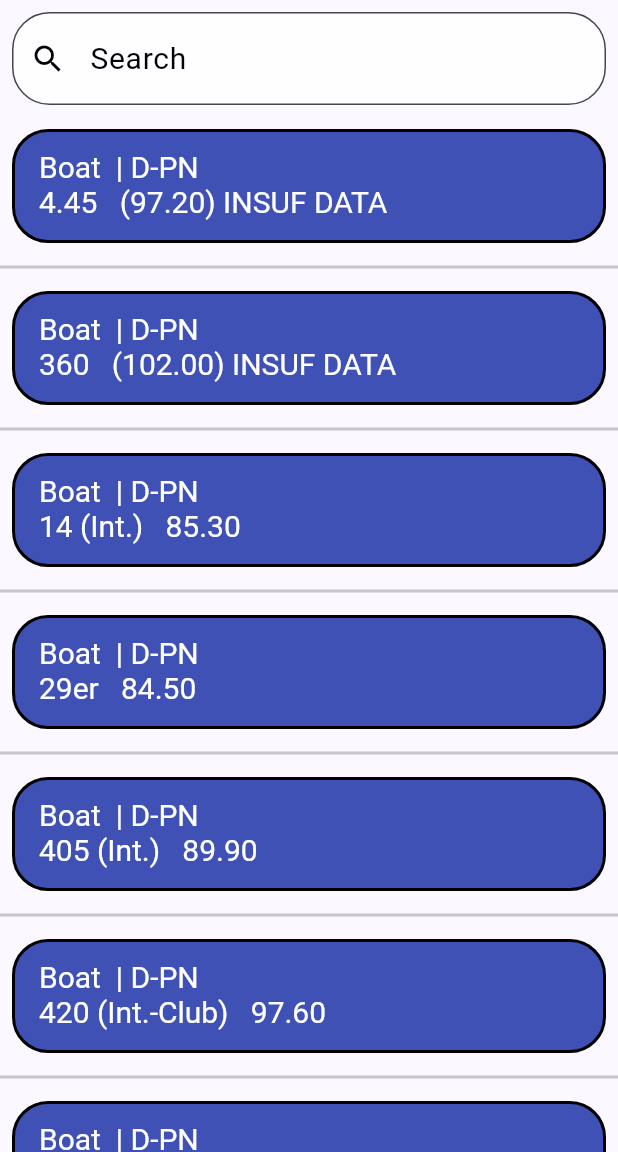
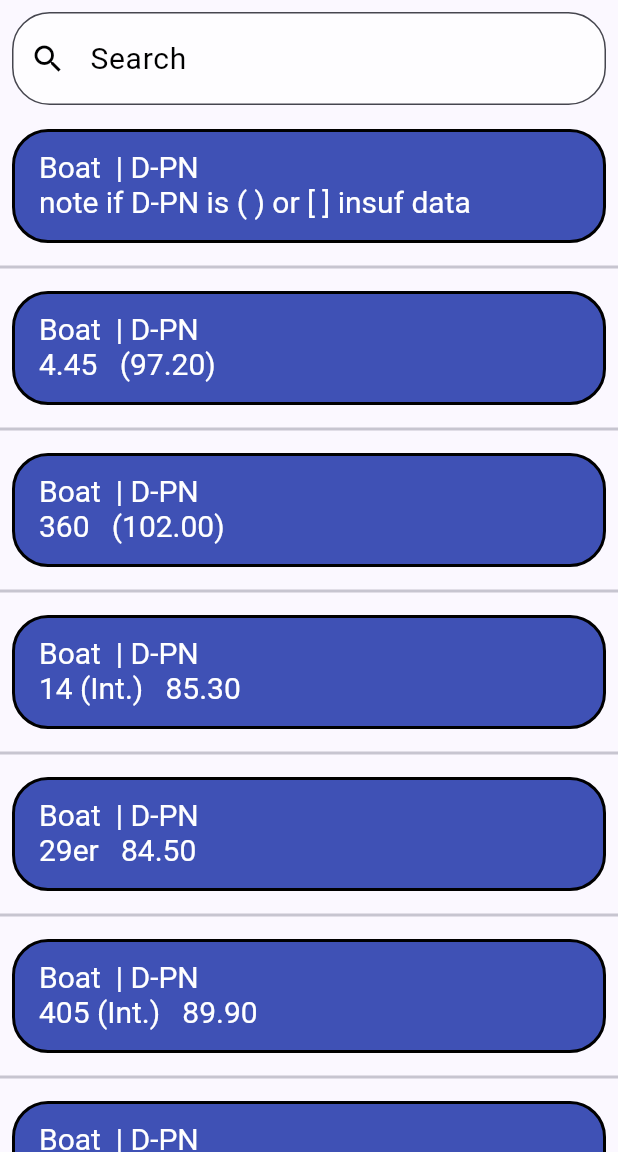
Before and after one commit to AllyTechEngineering/portsmouth, a Flutter app: the screen it shows after launch, after a tap on "Portsmouth Centerboard Class", on a phone screen of 412 x 824 dp, the part 84-1236 px from its top. Run offline on Flutter 3.47's test engine with Material 2 defaults, Android fonts, the phone set to English and light mode, and no system bars; our stand-ins replace go_router, google_fonts.

Commit message:
Updated README.md and added more data

```diff
--- /dev/null
+++ b/lib/common/theme.dart
@@ -0,0 +1,84 @@
+import 'package:flutter/material.dart';
+import 'package:google_fonts/google_fonts.dart';
+
+final appTheme = ThemeData(
+  useMaterial3: true,
+
+// Define the default brightness and colors.
+  colorScheme: ColorScheme.fromSeed(
+    seedColor: Colors.indigo,
+    brightness: Brightness.light,
+  ),
+
+// Define the default `TextTheme`. Use this to specify the default
+// text styling for headlines, titles, bodies of text, and more.
+
+  appBarTheme: const AppBarTheme(
+    elevation: 4,
+    centerTitle: true,
+    backgroundColor: Colors.indigo,
+    foregroundColor: Colors.white,
+    // color: Colors.indigo,
+  ),
+// Define the default brightness and colors.
+
+// Define the default `TextTheme`. Use this to specify the default
+// text styling for headlines, titles, bodies of text, and more.
+  textTheme: TextTheme(
+    bodyLarge: GoogleFonts.roboto(
+      fontStyle: FontStyle.normal,
+      fontWeight: FontWeight.normal,
+      fontSize: 20,
+      color: Colors.white,
+    ),
+    bodyMedium: GoogleFonts.roboto(
+      fontStyle: FontStyle.normal,
+      fontWeight: FontWeight.normal,
+      fontSize: 16,
+      color: Colors.white,
+    ),
+    bodySmall: GoogleFonts.roboto(
+      fontStyle: FontStyle.normal,
+      fontWeight: FontWeight.normal,
+      fontSize: 10,
+      color: Colors.white,
+    ),
+    displayLarge: GoogleFonts.openSans(
+      fontStyle: FontStyle.normal,
+      fontWeight: FontWeight.normal,
+      fontSize: 20,
+      color: Colors.white,
+    ),
+    displayMedium: GoogleFonts.openSans(
+      fontStyle: FontStyle.normal,
+      fontWeight: FontWeight.normal,
+      fontSize: 16,
+      color: Colors.white,
+    ),
+    displaySmall: GoogleFonts.openSans(
+      fontStyle: FontStyle.normal,
+      fontWeight: FontWeight.normal,
+      fontSize: 12,
+      color: Colors.white,
+    ),
+  ),
+  listTileTheme: ListTileThemeData(
+    textColor: Colors.white,
+    titleTextStyle: GoogleFonts.roboto(
+      fontStyle: FontStyle.normal,
+      fontWeight: FontWeight.normal,
+      fontSize: 20,
+      color: Colors.white,
+    ),
+    subtitleTextStyle: GoogleFonts.roboto(
+        fontStyle: FontStyle.normal,
+        fontWeight: FontWeight.normal,
+        fontSize: 20,
+        color: Colors.white),
+    tileColor: Colors.indigo,
+    shape: RoundedRectangleBorder(
+      side: BorderSide(width: 2),
+      borderRadius: BorderRadius.circular(24),
+    ),
+  ),
+);
--- a/lib/main.dart
+++ b/lib/main.dart
@@ -2,7 +2,7 @@ import 'package:flutter/material.dart';
 import 'package:go_router/go_router.dart';
 import 'package:google_fonts/google_fonts.dart';
 import 'package:portsmouth/models/centerboard_class.dart';
-import 'package:portsmouth/utilities/theme.dart';
+import 'package:portsmouth/common/theme.dart';
 import 'package:portsmouth/views/centerboard_screen.dart';
 import 'package:portsmouth/views/definition_screen.dart';
 import 'package:portsmouth/views/home_screen.dart';
@@ -75,81 +75,7 @@ class MyPortsmouthApp extends StatelessWidget {
       debugShowCheckedModeBanner: false,
       routerConfig: _router,
       title: 'Portsmouth',
-      theme: ThemeData(
-        useMaterial3: true,
-        appBarTheme: const AppBarTheme(
-          elevation: 4,
-          centerTitle: true,
-          backgroundColor: Colors.indigo,
-          foregroundColor: Colors.white,
-          // color: Colors.indigo,
-        ),
-// Define the default brightness and colors.
-        colorScheme: ColorScheme.fromSeed(
-          seedColor: Colors.indigo,
-          brightness: Brightness.light,
-        ),
-
-// Define the default `TextTheme`. Use this to specify the default
-// text styling for headlines, titles, bodies of text, and more.
-        textTheme: TextTheme(
-          bodyLarge: GoogleFonts.roboto(
-            fontStyle: FontStyle.normal,
-            fontWeight: FontWeight.normal,
-            fontSize: 20,
-            color: Colors.white,
-          ),
-          bodyMedium: GoogleFonts.roboto(
-            fontStyle: FontStyle.normal,
-            fontWeight: FontWeight.normal,
-            fontSize: 16,
-            color: Colors.white,
-          ),
-          bodySmall: GoogleFonts.roboto(
-            fontStyle: FontStyle.normal,
-            fontWeight: FontWeight.normal,
-            fontSize: 10,
-            color: Colors.white,
-          ),
-          displayLarge: GoogleFonts.openSans(
-            fontStyle: FontStyle.normal,
-            fontWeight: FontWeight.normal,
-            fontSize: 20,
-            color: Colors.white,
-          ),
-          displayMedium: GoogleFonts.openSans(
-            fontStyle: FontStyle.normal,
-            fontWeight: FontWeight.normal,
-            fontSize: 16,
-            color: Colors.white,
-          ),
-          displaySmall: GoogleFonts.openSans(
-            fontStyle: FontStyle.normal,
-            fontWeight: FontWeight.normal,
-            fontSize: 12,
-            color: Colors.white,
-          ),
-        ),
-        listTileTheme: ListTileThemeData(
-          textColor: Colors.white,
-          titleTextStyle: GoogleFonts.roboto(
-            fontStyle: FontStyle.normal,
-            fontWeight: FontWeight.normal,
-            fontSize: 20,
-            color: Colors.white,
-          ),
-          subtitleTextStyle: GoogleFonts.roboto(
-              fontStyle: FontStyle.normal,
-              fontWeight: FontWeight.normal,
-              fontSize: 20,
-              color: Colors.white),
-          tileColor: Colors.indigo,
-          shape: RoundedRectangleBorder(
-            side: BorderSide(width: 2),
-            borderRadius: BorderRadius.circular(24),
-          ),
-        ),
-      ),
+      theme: appTheme,
       // home: const HomeScreen(),
     );
   }
--- a/lib/models/centerboard_class.dart
+++ b/lib/models/centerboard_class.dart
@@ -3,8 +3,9 @@ import 'package:flutter/material.dart';
 class CenterboardClass {
   String columnHeadings = 'Boat \t|\tD-PN';
   List<String> portsmouth = [
-    '4.45 \t\t(97.20) INSUF DATA',
-    '360 \t\t(102.00) INSUF DATA',
+    'note if D-PN is ( ) or [ ] insuf data',
+    '4.45 \t\t(97.20) ',
+    '360 \t\t(102.00) ',
     '14 (Int.) \t\t85.30',
     '29er \t\t84.50',
     '405 (Int.) \t\t89.90',
@@ -12,25 +13,59 @@ class CenterboardClass {
     '470 (Int.) \t\t86.30',
     '49er (Int.) \t\t68.20',
     '505 (Int.) \t\t79.80',
-    '747 Cat Rig (SA=75) \t\t(97.60) INSUF DATA',
+    '747 Cat Rig (SA=75) \t\t(97.60) ',
     '747 Sloop (SA=116) \t\t96.90',
     'A Scow \t\t61.30',
     'Akroyd \t\t99.30',
     'Albacore (15\') \t\t90.30',
     'Alpha \t\t110.40',
     'Alpha One \t\t89.50',
-    'Alpha Pro \t\t(97.30) INSUF DATA',
+    'Alpha Pro \t\t(97.30) ',
     'American 14.6 \t\t96.10',
     'American 16 \t\t103.60',
-    'American 17 \t\t[105.5] INSUF DATA',
-    'American 18 \t\t[102.0] INSUF DATA',
-    'Apache \t\t(113.80) INSUF DATA',
+    'American 17 \t\t[105.5] ',
+    'American 18 \t\t[102.0] ',
+    'Apache \t\t(113.80) ',
     'Apollo C/B (15\'9") \t\t92.40',
     ' Aqua Finn \t\t106.30',
-    'Arrow 15 \t\t(96.70) INSUF DATA',
-    'B14 \t\t(81.00) INSUF DATA',
-    'Balboa 13 \t\t[91.4] INSUF DATA',
+    'Arrow 15 \t\t(96.70) ',
+    'B14 \t\t(81.00) ',
+    'Balboa 13 \t\t[91.4] ',
     'Bandit (CAN) \t\t98.20',
-    'Bandit 15 \t\t97.90'
+    'Bandit 15 \t\t97.90',
+    'Bandit 17(97.00)',
+    'Banshee 93.70',
+    'Barnegat 17 100.30',
+    'Barnegat Bay Sneakbox 110.60',
+    'Barracuda (102.00)',
+    'Bat Mk 2 (107.00)',
+    'Bay Hustler [95.0]',
+    'BBC Scow (12\' Custom) 104.40',
+    'BBC Sloop 111.60',
+    'Beetle Cat (12\'4\", Cat Rig (120.60)',
+    'Blivit 13 [96.0]',
+    'Blue Bird [121.9]',
+    'Blue Buoy (14\') (102.50)',
+    'Blue Crab (110.80)',
+    'Blue Jay 108.60',
+    'Bombardier 3.8 [104.0]',
+    'Bombardier 4.8 94.90',
+    'Bonito 122.30',
+    'Boss w/spi 74.50',
+    'Buccaneer 18\' spi (SWN18) 86.90',
+    'Butterfly 108.30',
+    'Buzz 80.50',
+    'Byte 97.40',
+    'Byte CII (91.40)',
+    'C Scow 79.10',
+    'C-Lark 96.70',
+    'Cadet (Int.) [80.0]',
+    'Canoe (Int.) 79.10',
+    'Canoe 4 Mtr 121.00',
+    'Canoe 4 Mtr (ACA Cl.) (118.40)',
+    'Canoe 5 Mtr 110.60',
+    'Canoe, Ranger [115.0]',
+    'Canoe, Sailing (Grum.) [144.0]',
+    'Cape Dory 10 (135.20)'
   ];
 }
--- a/lib/utilities/theme.dart
+++ /dev/null
@@ -1,31 +0,0 @@
-import 'package:flutter/material.dart';
-import 'package:google_fonts/google_fonts.dart';
-
-class CommonMethod {
-  ThemeData themeData = ThemeData(
-    useMaterial3: true,
-
-// Define the default brightness and colors.
-    colorScheme: ColorScheme.fromSeed(
-      seedColor: Colors.purple,
-// ···
-      brightness: Brightness.dark,
-    ),
-
-// Define the default `TextTheme`. Use this to specify the default
-// text styling for headlines, titles, bodies of text, and more.
-    textTheme: TextTheme(
-      displayLarge: const TextStyle(
-        fontSize: 72,
-        fontWeight: FontWeight.bold,
-      ),
-// ···
-      titleLarge: GoogleFonts.oswald(
-        fontSize: 30,
-        fontStyle: FontStyle.italic,
-      ),
-      bodyMedium: GoogleFonts.merriweather(),
-      displaySmall: GoogleFonts.pacifico(),
-    ),
-  );
-}
--- a/lib/views/centerboard_screen.dart
+++ b/lib/views/centerboard_screen.dart
@@ -2,7 +2,6 @@ import 'package:flutter/material.dart';
 import 'package:go_router/go_router.dart';
 import 'package:google_fonts/google_fonts.dart';
 import 'package:portsmouth/models/centerboard_class.dart';
-import 'package:portsmouth/utilities/theme.dart';
 
 class CenterBoardScreen extends StatefulWidget {
   const CenterBoardScreen({super.key});
--- a/lib/views/definition_screen.dart
+++ b/lib/views/definition_screen.dart
@@ -2,7 +2,6 @@ import 'package:flutter/material.dart';
 import 'package:go_router/go_router.dart';
 import 'package:google_fonts/google_fonts.dart';
 import 'package:portsmouth/models/centerboard_class.dart';
-import 'package:portsmouth/utilities/theme.dart';
 
 class DefinitionScreen extends StatefulWidget {
   const DefinitionScreen({super.key});
--- a/lib/views/home_screen.dart
+++ b/lib/views/home_screen.dart
@@ -2,10 +2,9 @@ import 'package:flutter/material.dart';
 import 'package:go_router/go_router.dart';
 import 'package:google_fonts/google_fonts.dart';
 import 'package:portsmouth/models/centerboard_class.dart';
-import 'package:portsmouth/utilities/theme.dart';
 
 import '../classes/portsmouth_categories.dart';
-import '../utilities/constants.dart';
+import '../common/constants.dart';
 
 class HomeScreen extends StatefulWidget {
   const HomeScreen({super.key});
--- a/lib/views/keelboat_screen.dart
+++ b/lib/views/keelboat_screen.dart
@@ -2,7 +2,6 @@ import 'package:flutter/material.dart';
 import 'package:go_router/go_router.dart';
 import 'package:google_fonts/google_fonts.dart';
 import 'package:portsmouth/models/centerboard_class.dart';
-import 'package:portsmouth/utilities/theme.dart';
 
 class KeelboatScreen extends StatefulWidget {
   const KeelboatScreen({super.key});
--- a/lib/views/multihull_screen.dart
+++ b/lib/views/multihull_screen.dart
@@ -2,7 +2,6 @@ import 'package:flutter/material.dart';
 import 'package:go_router/go_router.dart';
 import 'package:google_fonts/google_fonts.dart';
 import 'package:portsmouth/models/centerboard_class.dart';
-import 'package:portsmouth/utilities/theme.dart';
 
 class MultihullScreen extends StatefulWidget {
   const MultihullScreen({super.key});
--- a/lib/views/offshore_screen.dart
+++ b/lib/views/offshore_screen.dart
@@ -2,7 +2,6 @@ import 'package:flutter/material.dart';
 import 'package:go_router/go_router.dart';
 import 'package:google_fonts/google_fonts.dart';
 import 'package:portsmouth/models/centerboard_class.dart';
-import 'package:portsmouth/utilities/theme.dart';
 
 class OffshoreScreen extends StatefulWidget {
   const OffshoreScreen({super.key});
--- a/lib/views/settings_screen.dart
+++ b/lib/views/settings_screen.dart
@@ -2,7 +2,7 @@ import 'package:flutter/material.dart';
 import 'package:go_router/go_router.dart';
 import 'package:google_fonts/google_fonts.dart';
 import 'package:portsmouth/models/centerboard_class.dart';
-import 'package:portsmouth/utilities/theme.dart';
+import 'package:portsmouth/common/theme.dart';
 
 class SettingsScreen extends StatefulWidget {
   const SettingsScreen({super.key});
```
Also changed, not shown: lib/common/constants.dart (renamed from lib/utilities/constants.dart), 1 other file.
